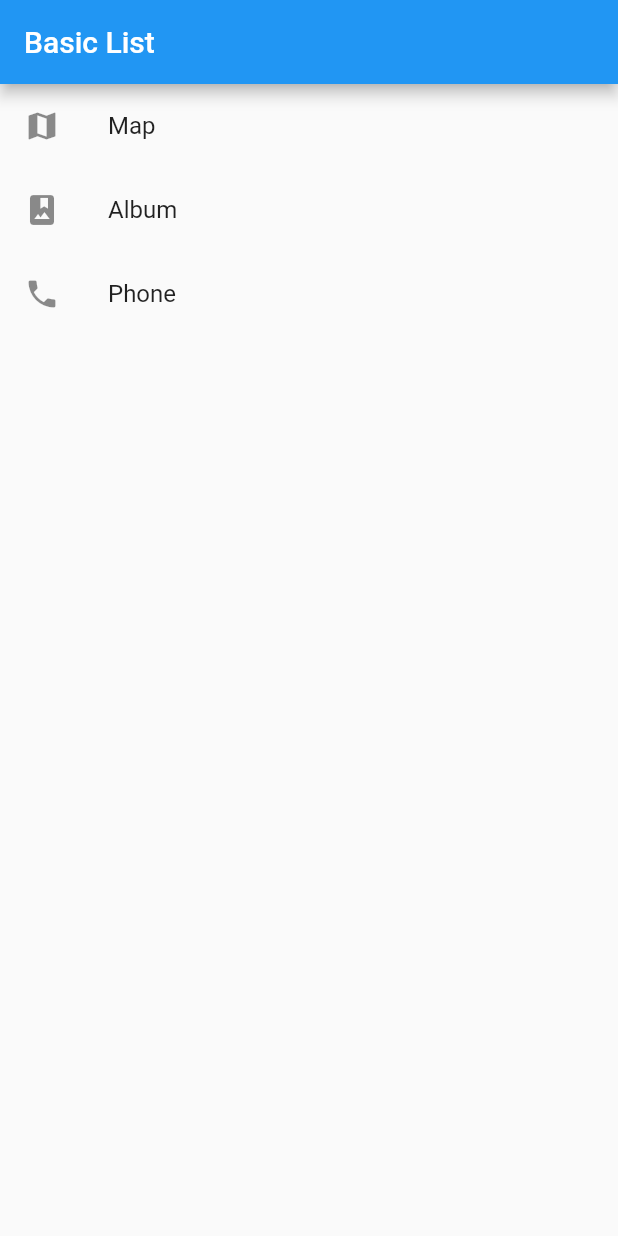
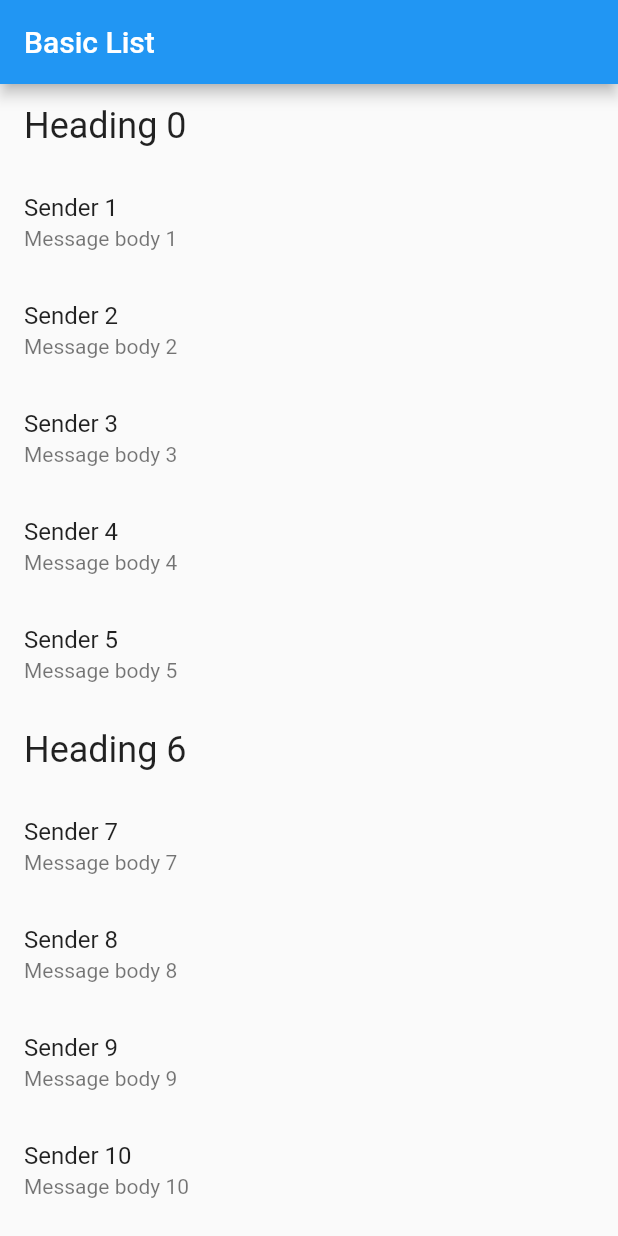
Before and after one commit to Park-Wonbin/poapper-flutter-tutorial, a Flutter app: the screen it shows after launch, on a phone screen of 412 x 824 dp. Run offline on Flutter 3.47's test engine with Material 2 defaults, Android fonts, the phone set to English and light mode, and no system bars.

Commit message:
updated lecture 02

```diff
--- a/flutter_tutorial/lib/list.tutorial.dart
+++ b/flutter_tutorial/lib/list.tutorial.dart
@@ -5,6 +5,40 @@ class ListTutorial extends StatelessWidget {
   Widget build(BuildContext context) {
     final title = 'Basic List';
 
+    List<ListItem> items = List<ListItem>.generate(
+      50,
+      (i) => i % 6 == 0
+      ? HeadingItem("Heading $i")
+          : MessageItem("Sender $i", "Message body $i")
+      );
+
+    // Sample3
+    Widget customListView = ListView.builder(
+      // Let the ListView know how many items it needs to build.
+      itemCount: items.length,
+      // Provide a builder function. This is where the magic happens.
+      // Convert each item into a widget based on the type of item it is.
+      // ignore: missing_return
+      itemBuilder: (context, index) {
+        final item = items[index];
+
+        if (item is HeadingItem) {
+          return ListTile(
+            title: Text(
+              item.heading,
+              style: Theme.of(context).textTheme.headline,
+            ),
+          );
+        } else if (item is MessageItem) {
+          return ListTile(
+            title: Text(item.sender),
+            subtitle: Text(item.body),
+          );
+        }
+      },
+    );
+
+    // Sample1
     Widget myGridView = GridView.count(
       // Create a grid with 2 columns. If you change the scrollDirection to
       // horizontal, this produces 2 rows.
@@ -20,6 +54,7 @@ class ListTutorial extends StatelessWidget {
       }),
     );
 
+    // Sample2
     Widget myListView = ListView(
       children: <Widget>[
         ListTile(
@@ -37,12 +72,30 @@ class ListTutorial extends StatelessWidget {
       ],
     );
 
+
     return Scaffold(
       appBar: AppBar(
         title: Text(title),
       ),
-      body: myListView,
+      body: customListView,
     );
   }
+}
 
+// The base class for the different types of items the list can contain.
+abstract class ListItem {}
+
+// A ListItem that contains data to display a heading.
+class HeadingItem implements ListItem {
+final String heading;
+
+HeadingItem(this.heading);
 }
+
+// A ListItem that contains data to display a message.
+class MessageItem implements ListItem {
+final String sender;
+final String body;
+
+MessageItem(this.sender, this.body);
+}
```
